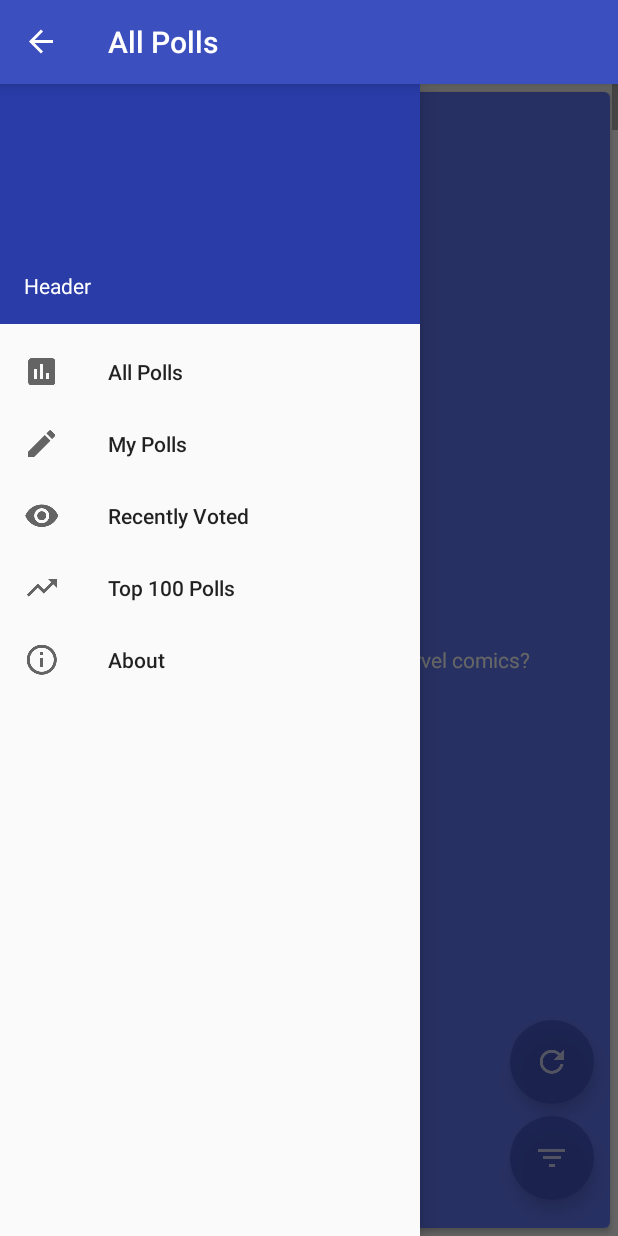
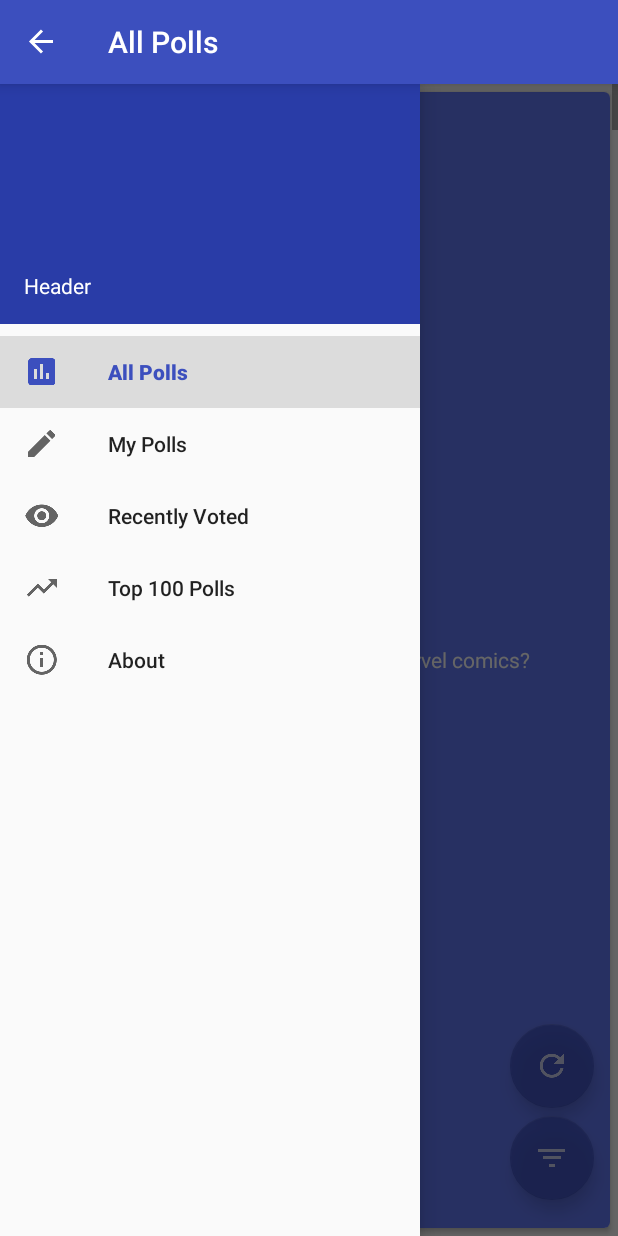
Before and after one commit to Daniel700/piVote, an Android app: the screen it shows after launch (LauncherActivity), with the side drawer open, on a phone screen of 412 x 824 dp. Run offline under Robolectric (Android 15) with nearby library versions, the phone set to English and light mode, and no system bars.

Commit message:
adapted fragment navigation and implemented correct DateFormat for Polls

```diff
--- a/app/src/main/java/adapter/CreateAnswersAdapter.java
+++ b/app/src/main/java/adapter/CreateAnswersAdapter.java
@@ -1,20 +1,14 @@
 package adapter;
 
-import android.content.Context;
-import android.content.Intent;
 import android.support.v7.widget.RecyclerView;
 import android.view.LayoutInflater;
 import android.view.View;
 import android.view.ViewGroup;
 import android.widget.EditText;
 import android.widget.TextView;
-import android.widget.Toast;
 
 import java.util.ArrayList;
-import java.util.List;
 
-import piv.pivote.Poll;
-import piv.pivote.PollDetailedActivity;
 import piv.pivote.R;
 
 /**
--- a/app/src/main/java/adapter/QuestionListAdapter.java
+++ b/app/src/main/java/adapter/QuestionListAdapter.java
@@ -1,5 +1,6 @@
 package adapter;
 
+import android.app.Activity;
 import android.content.Context;
 import android.content.Intent;
 import android.support.v7.widget.RecyclerView;
@@ -7,7 +8,6 @@ import android.view.LayoutInflater;
 import android.view.View;
 import android.view.ViewGroup;
 import android.widget.TextView;
-import android.widget.Toast;
 
 import java.util.List;
 
@@ -70,7 +70,7 @@ public class QuestionListAdapter extends RecyclerView.Adapter<QuestionListAdapte
                 Context context = v.getContext();
                 Intent intent = new Intent(context, PollDetailedActivity.class);
                 intent.putExtra("Poll", plist);
-                context.startActivity(intent);
+                ((Activity) context).startActivityForResult(intent, 555);
             }
         });
     }
--- a/app/src/main/java/fragments/FragmentQuestionList.java
+++ b/app/src/main/java/fragments/FragmentQuestionList.java
@@ -2,9 +2,9 @@ package fragments;
 
 
 
-import android.content.res.Resources;
 import android.os.Bundle;
 import android.support.design.widget.FloatingActionButton;
+import android.support.design.widget.Snackbar;
 import android.support.v4.app.DialogFragment;
 import android.support.v4.app.Fragment;
 import android.support.v7.widget.LinearLayoutManager;
@@ -17,12 +17,10 @@ import android.widget.Toast;
 import java.util.ArrayList;
 
 import adapter.QuestionListAdapter;
-import piv.pivote.Answer;
 import piv.pivote.DialogFilter;
-import utils.Category;
-import utils.Language;
 import piv.pivote.Poll;
 import piv.pivote.R;
+import piv.pivote.TestData;
 
 /**
  * Created by Daniel on 28.07.2015.
@@ -38,30 +36,10 @@ public class FragmentQuestionList extends Fragment {
     public void onCreate(Bundle savedInstanceState) {
         super.onCreate(savedInstanceState);
 
-        ArrayList<Poll> pollList = new ArrayList<>();
         // 1.
-        for (int i = 0; i < 25; i++){
-            Poll p = new Poll();
-            p.setQuestion("What's your favorite hero of the marvel comics?");
-            p.setOverallVotes(2754);
-            p.setCreatedBy("Anonymous");
-            p.setCategory(Category.Movies_TV.getLanguage("en"));
-            Resources res = getResources();
-            String[] cat = res.getStringArray(R.array.languages);
-            p.setLanguage(cat[11]);
+        //ToDo: Request only Polls from Database on which the user hasn't yet voted / Alternatively color them grey in the Question-List
 
-            ArrayList<Answer> answers = new ArrayList<>();
-            answers.add(new Answer("Iron Man", 1021));
-            answers.add(new Answer("Hulk", 404));
-            answers.add(new Answer("Captain America", 210));
-            answers.add(new Answer("Thor", 766));
-            answers.add(new Answer("Ant Man", 353));
-
-            p.setAnswers(answers);
-
-            pollList.add(p);
-        }
-        mAdapter = new QuestionListAdapter(pollList);
+        mAdapter = new QuestionListAdapter(TestData.getInstance().questionList);
     }
 
     @Override
@@ -98,6 +76,7 @@ public class FragmentQuestionList extends Fragment {
                 Toast.makeText(v.getContext(), v.toString(), Toast.LENGTH_SHORT).show();
                 DialogFragment dialogFilter = new DialogFilter();
                 dialogFilter.show(getFragmentManager(), "dFilter");
+                //ToDo: Create Dialog Window for Filter Options
             }
         });
 
@@ -130,4 +109,10 @@ public class FragmentQuestionList extends Fragment {
         return rootView;
     }
 
+    @Override
+    public void onActivityCreated(Bundle savedInstanceState) {
+        super.onActivityCreated(savedInstanceState);
+
+        //ToDo: Probably start snackbar here instead of using the parent Activity (Launcher)
+    }
 }
--- a/app/src/main/java/piv/pivote/LauncherActivity.java
+++ b/app/src/main/java/piv/pivote/LauncherActivity.java
@@ -1,9 +1,11 @@
 package piv.pivote;
 
+import android.content.Intent;
 import android.content.res.Configuration;
 import android.os.Bundle;
 import android.os.CountDownTimer;
 import android.support.design.widget.NavigationView;
+import android.support.design.widget.Snackbar;
 import android.support.v4.app.Fragment;
 import android.support.v4.app.FragmentManager;
 import android.support.v4.view.GravityCompat;
@@ -11,7 +13,10 @@ import android.support.v4.widget.DrawerLayout;
 import android.support.v7.app.ActionBarDrawerToggle;
 import android.support.v7.app.AppCompatActivity;
 import android.support.v7.widget.Toolbar;
+import android.util.Log;
 import android.view.MenuItem;
+import android.view.View;
+import android.widget.Toast;
 
 import fragments.FragmentMyPolls;
 import fragments.FragmentQuestionList;
@@ -47,11 +52,17 @@ public class LauncherActivity extends AppCompatActivity implements NavigationVie
         drawerToggle = new ActionBarDrawerToggle(this, mDrawerLayout, toolbar, R.string.open,  R.string.close);
         mDrawerLayout.setDrawerListener(drawerToggle);
 
-        //set initial Fragment for the first time
-        Fragment frag = new FragmentQuestionList();
-        FragmentManager fragmentManager = this.getSupportFragmentManager();
-        fragmentManager.beginTransaction().replace(R.id.content, frag).commit();
-        setTitle("All Polls");
+        //Handle navigation to according fragments
+        String previousActivityName = getIntent().getStringExtra("from");
+        if (getResources().getString(R.string.activity_detailed_poll).equals(previousActivityName))
+            navigate(navigationView.getMenu().findItem(R.id.nav_all_polls));
+        else if (getResources().getString(R.string.activity_create_poll).equals(previousActivityName))
+            navigate(navigationView.getMenu().findItem(R.id.nav_my_polls));
+        else
+            navigate(navigationView.getMenu().findItem(R.id.nav_all_polls));
+
+        //ToDo: Navigation back from detailed poll always redirects to "All Polls"
+
 
 
         /*
@@ -121,6 +132,14 @@ public class LauncherActivity extends AppCompatActivity implements NavigationVie
 
     }
 
+
+    @Override
+    protected void onActivityResult(int requestCode, int resultCode, Intent data) {
+        super.onActivityResult(requestCode, resultCode, data);
+
+
+    }
+
     @Override
     public boolean onNavigationItemSelected(final MenuItem menuItem) {
 
@@ -137,6 +156,12 @@ public class LauncherActivity extends AppCompatActivity implements NavigationVie
         super.onPostCreate(savedInstanceState);
         // Sync the toggle state after onRestoreInstanceState has occurred.
         drawerToggle.syncState();
+
+        //Start snackbar if previous action was submitting a vote
+        String snackbarText = getIntent().getStringExtra("snackbar_detailed");
+        View coord = findViewById(R.id.snackbarCoordinatorLayout);
+        if (snackbarText != null)
+            Snackbar.make(coord, "Your Vote has been submitted", Snackbar.LENGTH_LONG).show();
     }
 
     @Override
--- /dev/null
+++ b/app/src/main/java/piv/pivote/TestData.java
@@ -0,0 +1,101 @@
+package piv.pivote;
+
+import java.text.DateFormat;
+import java.text.SimpleDateFormat;
+import java.util.ArrayList;
+import java.util.Date;
+
+import utils.Category;
+
+/**
+ * Created by Daniel on 09.08.2015.
+ */
+public class TestData {
+    private static TestData ourInstance = new TestData();
+
+    public static TestData getInstance() {
+        return ourInstance;
+    }
+
+    public ArrayList<Poll> questionList;
+    public ArrayList<Poll> myPollsList;
+    public ArrayList<Poll> recentlyVotedList;
+
+    private TestData() {
+
+        questionList = new ArrayList<>();
+        for (int i = 0; i < 25; i++) {
+            Poll p = new Poll();
+            p.setQuestion("What's your favorite hero of the marvel comics?");
+            p.setOverallVotes(2754);
+            p.setCreatedBy("Anonymous");
+            p.setCategory("Movies");
+            p.setLanguage("English");
+
+            Date date = new Date();
+            p.setLastVoted(date);
+            p.setCreationDate(date);
+
+            ArrayList<Answer> answers = new ArrayList<>();
+            answers.add(new Answer("Iron Man", 1021));
+            answers.add(new Answer("Hulk", 404));
+            answers.add(new Answer("Captain America", 210));
+            answers.add(new Answer("Thor", 766));
+            answers.add(new Answer("Ant Man", 353));
+
+            p.setAnswers(answers);
+
+            questionList.add(p);
+        }
+
+
+        myPollsList = new ArrayList<>();
+        for (int i = 0; i < 4; i++){
+            Poll p = new Poll();
+            p.setQuestion("Should Society spend more money on science?");
+            p.setOverallVotes(1314);
+            p.setCreatedBy("Anonymous");
+            p.setCategory("Society");
+            p.setLanguage("English");
+
+            Date date = new Date();
+            p.setLastVoted(date);
+            p.setCreationDate(date);
+
+            ArrayList<Answer> answers = new ArrayList<>();
+            answers.add(new Answer("Yes", 714));
+            answers.add(new Answer("No", 600));
+
+            p.setAnswers(answers);
+
+            myPollsList.add(p);
+        }
+
+
+        recentlyVotedList = new ArrayList<>();
+        for (int i = 0; i < 3; i++){
+            Poll p = new Poll();
+            p.setQuestion("Which character of the Simpsons do you like the most?");
+            p.setOverallVotes(2034);
+            p.setCreatedBy("Anonymous");
+            p.setCategory("Movies");
+            p.setLanguage("English");
+
+            Date date = new Date();
+            p.setLastVoted(date);
+            p.setCreationDate(date);
+
+            ArrayList<Answer> answers = new ArrayList<>();
+            answers.add(new Answer("Homer", 914));
+            answers.add(new Answer("Marge", 210));
+            answers.add(new Answer("Bart", 566));
+            answers.add(new Answer("Lisa", 344));
+
+            p.setAnswers(answers);
+
+            recentlyVotedList.add(p);
+        }
+
+
+    }
+}
--- a/app/src/main/res/layout/activity_poll_detailed.xml
+++ b/app/src/main/res/layout/activity_poll_detailed.xml
@@ -1,8 +1,10 @@
 <?xml version="1.0" encoding="utf-8"?>
 
 <ScrollView xmlns:android="http://schemas.android.com/apk/res/android"
+    xmlns:app="http://schemas.android.com/apk/res-auto"
     android:layout_width="match_parent"
-    android:layout_height="match_parent">
+    android:layout_height="match_parent"
+    >
 
 <LinearLayout xmlns:android="http://schemas.android.com/apk/res/android"
     android:orientation="vertical"
--- a/app/src/main/res/layout/fragment_question_list.xml
+++ b/app/src/main/res/layout/fragment_question_list.xml
@@ -1,10 +1,10 @@
 <?xml version="1.0" encoding="utf-8"?>
-<RelativeLayout
-    xmlns:android="http://schemas.android.com/apk/res/android"
-    xmlns:app="http://schemas.android.com/apk/res-auto"
+<android.support.design.widget.CoordinatorLayout
+    android:id="@+id/snackbarCoordinatorLayout"
     android:layout_width="match_parent"
     android:layout_height="match_parent"
-    android:orientation="vertical">
+    xmlns:app="http://schemas.android.com/apk/res-auto"
+    xmlns:android="http://schemas.android.com/apk/res/android">
 
     <android.support.v7.widget.RecyclerView
         android:id="@+id/recycler_view_question_list"
@@ -17,33 +17,28 @@
         android:layout_width="wrap_content"
         android:layout_height="wrap_content"
         android:src="@drawable/ic_filter_list_white_24dp"
-        android:layout_alignParentRight="true"
-        android:layout_alignParentEnd="true"
-        android:layout_alignParentBottom="true"
         android:layout_marginBottom="@dimen/fab_button_margin_bottom"
         android:layout_marginRight="@dimen/fab_button_margin_right"
         android:layout_marginEnd="@dimen/fab_button_margin_right"
         android:alpha="0.7"
         app:backgroundTint="?attr/colorPrimary"
         app:elevation="6dp"
-        app:pressedTranslationZ="6dp"
-        app:borderWidth="0dp"/>
+        app:layout_anchor="@id/recycler_view_question_list"
+        app:layout_anchorGravity="bottom|right|end"/>
 
     <android.support.design.widget.FloatingActionButton
         android:id="@+id/fab_refresh"
         android:layout_width="wrap_content"
         android:layout_height="wrap_content"
         android:src="@drawable/ic_refresh_white_24dp"
-        android:layout_alignParentRight="true"
-        android:layout_alignParentEnd="true"
-        android:layout_above="@+id/fab_filter"
+        android:layout_marginBottom="85dp"
         android:layout_marginRight="@dimen/fab_button_margin_right"
         android:layout_marginEnd="@dimen/fab_button_margin_right"
-        android:layout_marginBottom="8dp"
         android:alpha="0.7"
         app:backgroundTint="?attr/colorPrimary"
         app:elevation="6dp"
-        app:pressedTranslationZ="6dp"
-        app:borderWidth="0dp" />
+        app:layout_anchor="@id/recycler_view_question_list"
+        app:layout_anchorGravity="bottom|right|end"/>
 
-</RelativeLayout>
+
+</android.support.design.widget.CoordinatorLayout>
--- a/app/src/main/res/values/strings.xml
+++ b/app/src/main/res/values/strings.xml
@@ -1,11 +1,14 @@
 <resources>
     <string name="app_name">piVote</string>
-    <string name="title_activity_question_list">QuestionListActivity</string>
     <string name="action_settings">Settings</string>
     <string name="open">drawerOpened</string>
     <string name="close">drawerClosed</string>
 
+    <string name="activity_detailed_poll">Detailed Poll View</string>
+    <string name="activity_create_poll">Create New Poll</string>
 
+
+<!-- ToDo: Support multi Language and add all missing String resources -->
 
     <string-array name="categories">
         <item>Select your Category</item>
@@ -17,6 +20,7 @@
         <item>Health</item>
         <item>Miscellaneous</item>
         <item>Movies/TV</item>
+        <item>Music</item>
         <item>Politics</item>
         <item>Science</item>
         <item>Society</item>
@@ -29,7 +33,7 @@
     <string-array name="languages">
         <item>Select your Language</item>
         <item>Arabic</item>
-        <item>Bulgaria</item>
+        <item>Bulgarian</item>
         <item>Catalan</item>
         <item>Chinese</item>
         <item>Croatian</item>
@@ -56,7 +60,7 @@
         <item>Romanian</item>
         <item>Russian</item>
         <item>Serbian</item>
-        <item>Slovak</item>
+        <item>Slovakian</item>
         <item>Slovenian</item>
         <item>Spanish</item>
         <item>Swedish</item>
```
Also changed, not shown: app/src/main/java/adapter/MyPollAdapter.java (+4 -4 lines), app/src/main/java/fragments/FragmentMyPolls.java (+2 -13 lines), app/src/main/java/fragments/FragmentRecentlyVoted.java (+2 -12 lines), app/src/main/java/piv/pivote/PollCreateActivity.java (+10 -11 lines), app/src/main/java/piv/pivote/PollDetailedActivity.java (+25 -8 lines).
